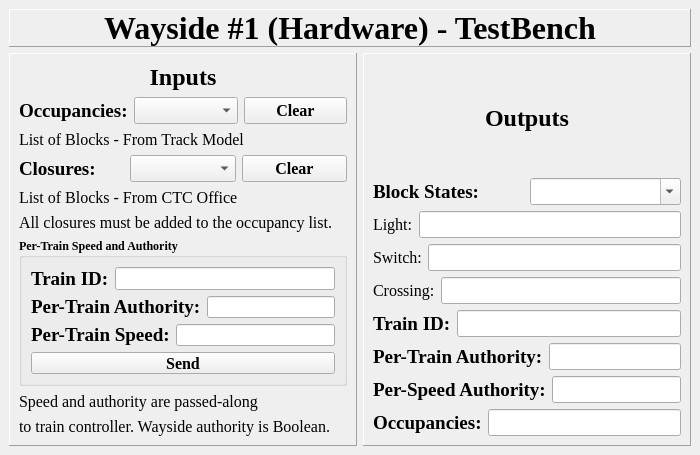
Before: the Qt Designer form Wayside_HW/TrackController_HW_TB.ui in asmithie13/ECE-1140, drawn with Qt 5.
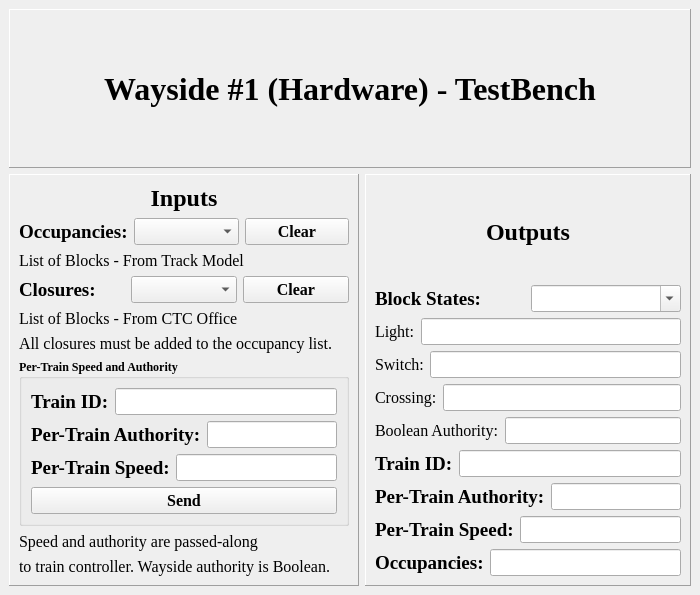
After: the same form once the commit is applied.

Commit message: added block-wise authority changes according to lights

Diff of the .ui file:
```diff
--- a/Wayside_HW/TrackController_HW_TB.ui
+++ b/Wayside_HW/TrackController_HW_TB.ui
@@ -7,7 +7,7 @@
     <x>0</x>
     <y>0</y>
     <width>700</width>
-    <height>455</height>
+    <height>595</height>
    </rect>
   </property>
   <property name="minimumSize">
@@ -487,6 +487,36 @@
            </item>
           </layout>
          </item>
+         <item>
+          <layout class="QHBoxLayout" name="horizontalLayout_15">
+           <item>
+            <widget class="QLabel" name="labelBooleanAuth">
+             <property name="font">
+              <font>
+               <family>Times New Roman</family>
+               <pointsize>12</pointsize>
+              </font>
+             </property>
+             <property name="text">
+              <string>Boolean Authority:</string>
+             </property>
+            </widget>
+           </item>
+           <item>
+            <widget class="QLineEdit" name="lineEditBooleanAuth">
+             <property name="font">
+              <font>
+               <family>Times New Roman</family>
+               <pointsize>12</pointsize>
+              </font>
+             </property>
+             <property name="readOnly">
+              <bool>true</bool>
+             </property>
+            </widget>
+           </item>
+          </layout>
+         </item>
          <item>
           <layout class="QHBoxLayout" name="horizontalLayout_14">
            <item>
@@ -559,7 +589,7 @@
               </font>
              </property>
              <property name="text">
-              <string>Per-Speed Authority:</string>
+              <string>Per-Train Speed:</string>
              </property>
             </widget>
            </item>
```
The commit also changes 4 other files.
